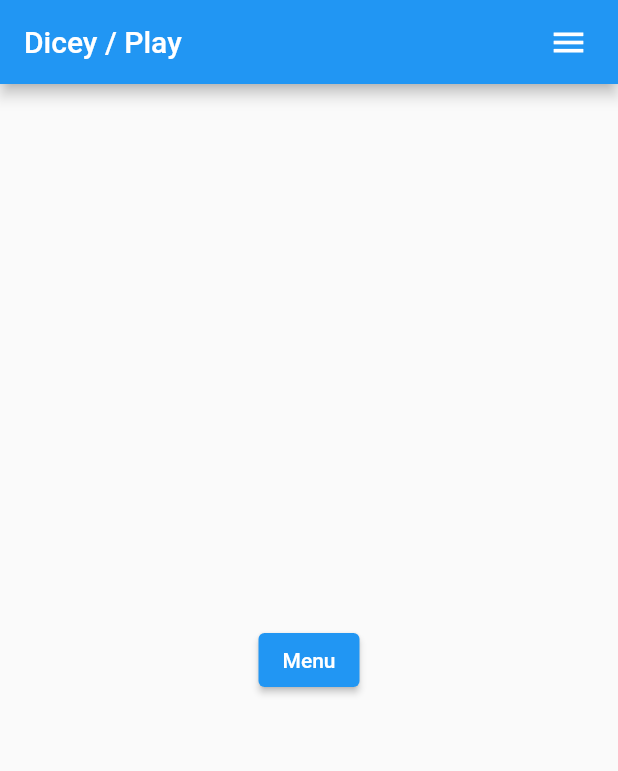
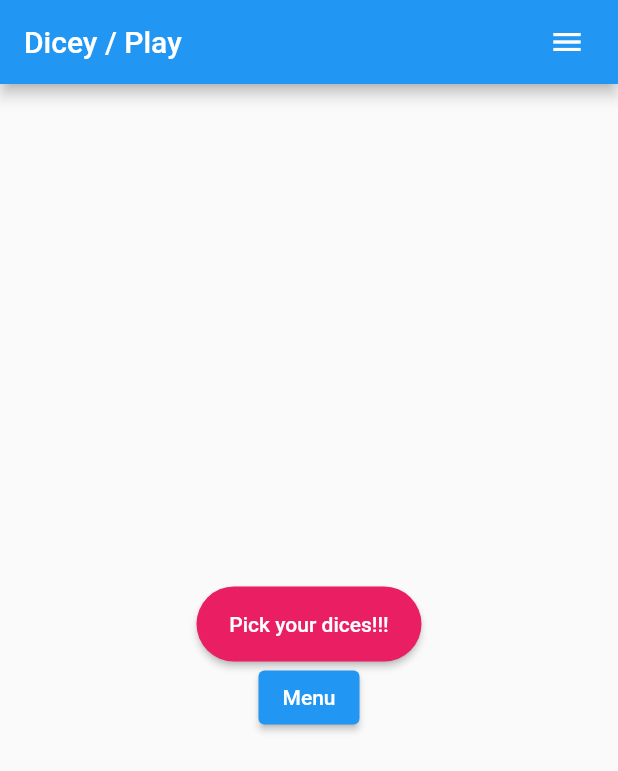
Before and after one commit to WHTproject/flutterApp, a Flutter app: the PlayRoute screen opened directly, on a phone screen of 412 x 824 dp. Shown: the top 771 px of the screen. Run offline on Flutter 3.47's test engine with Material 2 defaults, Android fonts, the phone set to English and light mode, and no system bars.

Commit message:
adjusting the side menu

```diff
--- a/lib/main.dart
+++ b/lib/main.dart
@@ -68,30 +68,56 @@ class PlayRoute extends StatefulWidget {
 }
 
 class PlayRouteState extends State<PlayRoute> {
+  final GlobalKey<ScaffoldState> _scaffoldKey = GlobalKey<ScaffoldState>();
+
+  void _openDrawer() {
+    _scaffoldKey.currentState!.openDrawer();
+  }
+
+  void _closeDrawer() {
+    Navigator.of(context).pop();
+  }
 
   @override
   Widget build(BuildContext context) {
     return Scaffold(
+      key: _scaffoldKey,
       appBar: AppBar(
         title: const Text('Dicey / Play'),
         automaticallyImplyLeading: false,
         actions: <Widget>[
-          Padding(
+          IconButton(
             padding: const EdgeInsets.only(right: 20.0),
-            child: GestureDetector(
-              onTap: () {},
-              child: const Icon(Icons.menu, size: 26.0),
-            ),
+            icon: const Icon(Icons.menu),
+            onPressed: _openDrawer,
           ),
         ],
       ),
-      drawer: SideMenuWidget(),
-      body: Center(
-        child: ElevatedButton(
-          onPressed: () {
-            Navigator.pop(context);
-          },
-          child: const Text('Menu'),
+      drawer: const Drawer(
+        child: SideMenuWidget(),
+      ),
+      body: Container(
+        child: Center(
+          child: Column(
+            mainAxisAlignment: MainAxisAlignment.center,
+            children:[
+              ElevatedButton(
+                onPressed: _openDrawer,
+                child: const Text('Pick your dices!!!'),
+                style: ElevatedButton.styleFrom(
+                  primary: Colors.pink,
+                  fixedSize: const Size(150, 50),
+                  shape: RoundedRectangleBorder(borderRadius: BorderRadius.circular(50))
+                ),
+              ),
+              ElevatedButton(
+                onPressed: () {
+                  Navigator.pop(context);
+                },
+                child: const Text('Menu'),
+              ),
+            ]
+          ),
         ),
       ),
     );
```
